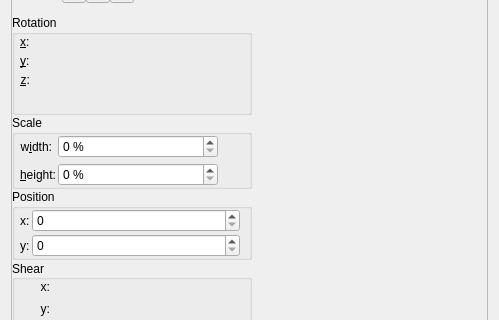
Qt form plugins/tools/tool_transform2/wdg_tool_transform.ui (KDE/krita) before a commit; both pictures show x 0 to 499 and y 150 to 470 of the 499 by 751 pixel window.
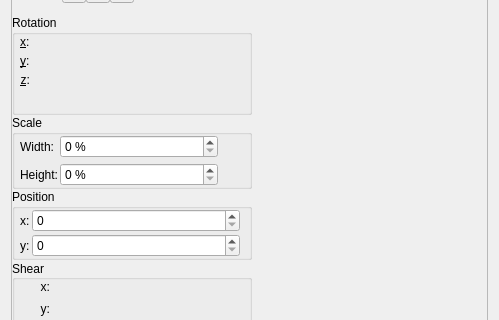
The same form after that commit. The open tabs and pages were chosen to show the change. Custom widgets are drawn as their Qt base class.

Commit message:
Proper capitalisation for labels for scale transformation input fields
Also removed the accelerators, which were in conflict with
accelerators on the menu bar.

```diff
--- a/plugins/tools/tool_transform2/wdg_tool_transform.ui
+++ b/plugins/tools/tool_transform2/wdg_tool_transform.ui
@@ -872,7 +872,7 @@
                  <string>Horizontal Scale</string>
                 </property>
                 <property name="text">
-                 <string>w&amp;idth:</string>
+                 <string>Width:</string>
                 </property>
                 <property name="alignment">
                  <set>Qt::AlignRight|Qt::AlignTrailing|Qt::AlignVCenter</set>
@@ -932,7 +932,7 @@
                  <string>Vertical Scale</string>
                 </property>
                 <property name="text">
-                 <string>&amp;height:</string>
+                 <string>Height:</string>
                 </property>
                 <property name="alignment">
                  <set>Qt::AlignRight|Qt::AlignTrailing|Qt::AlignVCenter</set>
```
